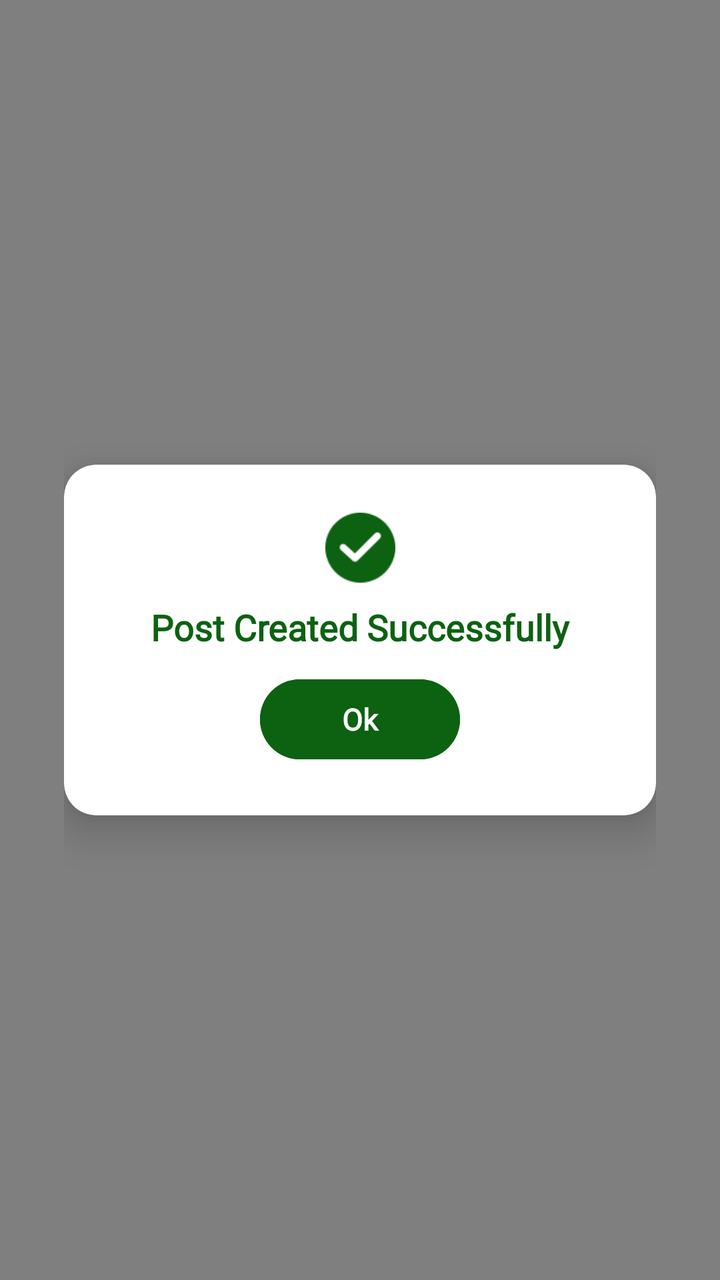
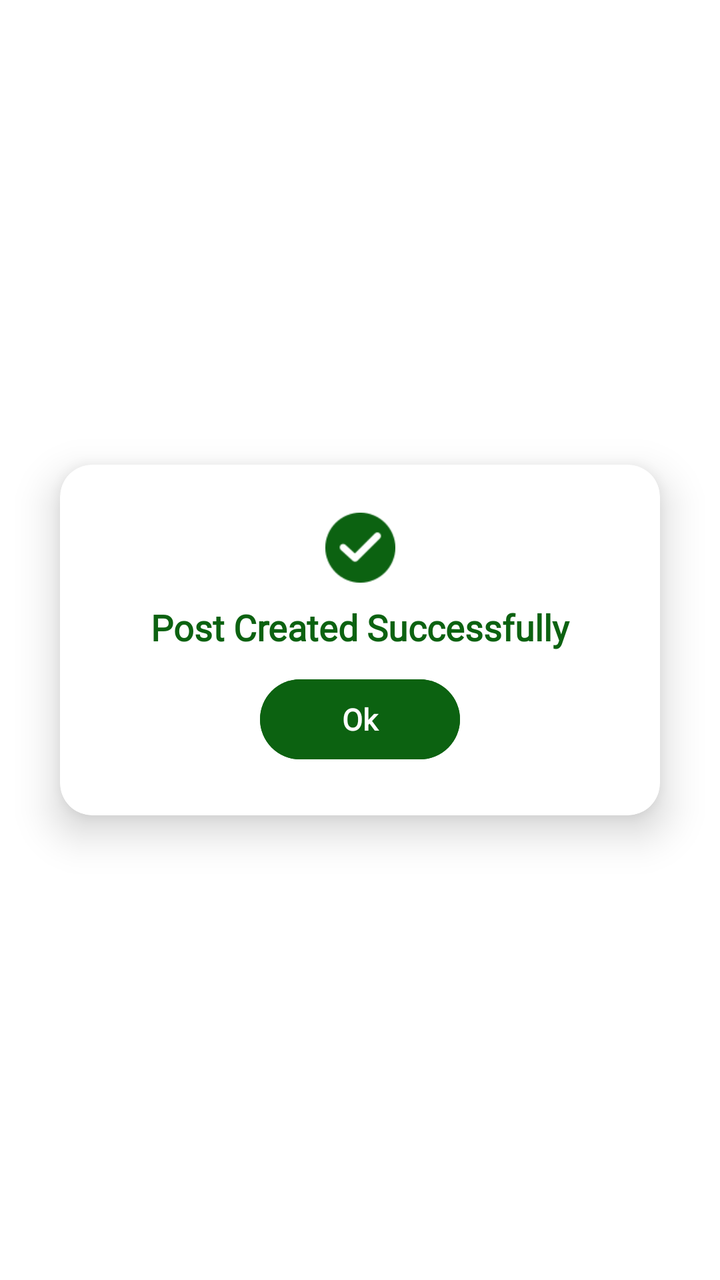

Two renders of the same Android screen: before a commit and after it. Below are the layout's source before the change and the commit's diff.
<!-- AndroidManifest.xml: application theme Theme.SmartGrow -->
<!-- res/layout/dialog_post_success.xml -->
<?xml version="1.0" encoding="utf-8"?>
<androidx.constraintlayout.widget.ConstraintLayout
    xmlns:android="http://schemas.android.com/apk/res/android"
    xmlns:app="http://schemas.android.com/apk/res-auto"
    android:layout_width="match_parent"
    android:layout_height="match_parent"
    android:background="#80000000"
    android:padding="32dp">

    <com.google.android.material.card.MaterialCardView
        android:layout_width="match_parent"
        android:layout_height="wrap_content"
        app:cardBackgroundColor="#FFFFFF"
        app:cardCornerRadius="16dp"
        app:strokeWidth="0dp"
        app:cardElevation="12dp"
        app:layout_constraintBottom_toBottomOf="parent"
        app:layout_constraintEnd_toEndOf="parent"
        app:layout_constraintStart_toStartOf="parent"
        app:layout_constraintTop_toTopOf="parent">

        <androidx.constraintlayout.widget.ConstraintLayout
            android:layout_width="match_parent"
            android:layout_height="wrap_content"
            android:padding="24dp">

            <ImageView
                android:id="@+id/iv_checkmark"
                android:layout_width="35dp"
                android:layout_height="35dp"
                android:src="@drawable/ic_checked"
                app:layout_constraintEnd_toEndOf="parent"
                app:layout_constraintStart_toStartOf="parent"
                app:layout_constraintTop_toTopOf="parent"/>

            <TextView
                android:id="@+id/tv_success"
                android:layout_width="wrap_content"
                android:layout_height="wrap_content"
                android:fontFamily="@font/poppins"
                android:text="Post Created Successfully"
                android:textColor="#0C6211"
                android:textSize="18sp"
                android:textStyle="bold"
                android:layout_marginTop="10dp"
                app:layout_constraintEnd_toEndOf="parent"
                app:layout_constraintStart_toStartOf="parent"
                app:layout_constraintTop_toBottomOf="@id/iv_checkmark" />

            <com.google.android.material.button.MaterialButton
                android:id="@+id/btn_success"
                android:layout_width="100dp"
                android:layout_height="wrap_content"
                android:layout_marginTop="10dp"
                android:backgroundTint="#0C6211"
                android:text="Ok"
                android:textSize="15sp"
                android:textColor="#FFFFFF"
                android:textStyle="bold"
                android:fontFamily="@font/poppins"
                app:cardCornerRadius="15dp"
                app:layout_constraintEnd_toEndOf="parent"
                app:layout_constraintStart_toStartOf="parent"
                app:layout_constraintTop_toBottomOf="@id/tv_success" />

        </androidx.constraintlayout.widget.ConstraintLayout>
    </com.google.android.material.card.MaterialCardView>

</androidx.constraintlayout.widget.ConstraintLayout>
<!-- resources referenced by this layout -->
<resources>
  <!-- drawable ic_checked: png bitmap (drawable, 2093 bytes) -->
  <style name="Theme.SmartGrow" parent="Base.Theme.SmartGrow" />
  <style name="Base.Theme.SmartGrow" parent="Theme.Material3.DayNight.NoActionBar">
          <item name="android:windowBackground">@android:color/white</item>
          <item name="android:windowDisablePreview">true</item>
  
          
          <item name="android:statusBarColor">#FFFFFF</item>
          <item name="android:windowLightStatusBar">true</item>
  
          
          <item name="android:navigationBarColor">#FFFFFF</item>
          <item name="android:windowLightNavigationBar" tools:targetApi="o">true</item>
  
          <item name="android:windowDrawsSystemBarBackgrounds">true</item>
          <item name="android:windowTranslucentStatus">false</item>
          <item name="android:windowTranslucentNavigation">false</item>
      </style>
</resources>

<!-- the commit's change to res/layout/dialog_post_success.xml (unified diff, before → after) -->
@@ -2,14 +2,14 @@
 <androidx.constraintlayout.widget.ConstraintLayout
     xmlns:android="http://schemas.android.com/apk/res/android"
     xmlns:app="http://schemas.android.com/apk/res-auto"
-    android:layout_width="match_parent"
-    android:layout_height="match_parent"
-    android:background="#80000000"
-    android:padding="32dp">
+    android:layout_width="wrap_content"
+    android:layout_height="wrap_content"
+    android:background="@android:color/transparent">
 
     <com.google.android.material.card.MaterialCardView
-        android:layout_width="match_parent"
+        android:layout_width="300dp"
         android:layout_height="wrap_content"
+        android:layout_margin="16dp"
         app:cardBackgroundColor="#FFFFFF"
         app:cardCornerRadius="16dp"
         app:strokeWidth="0dp"
